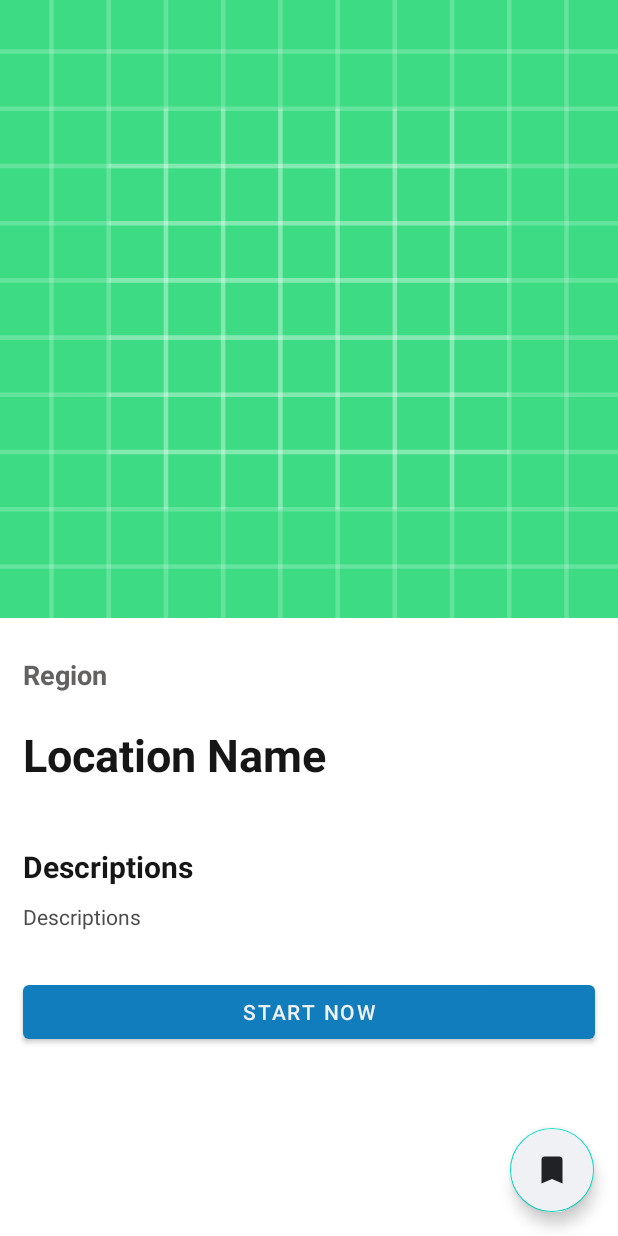
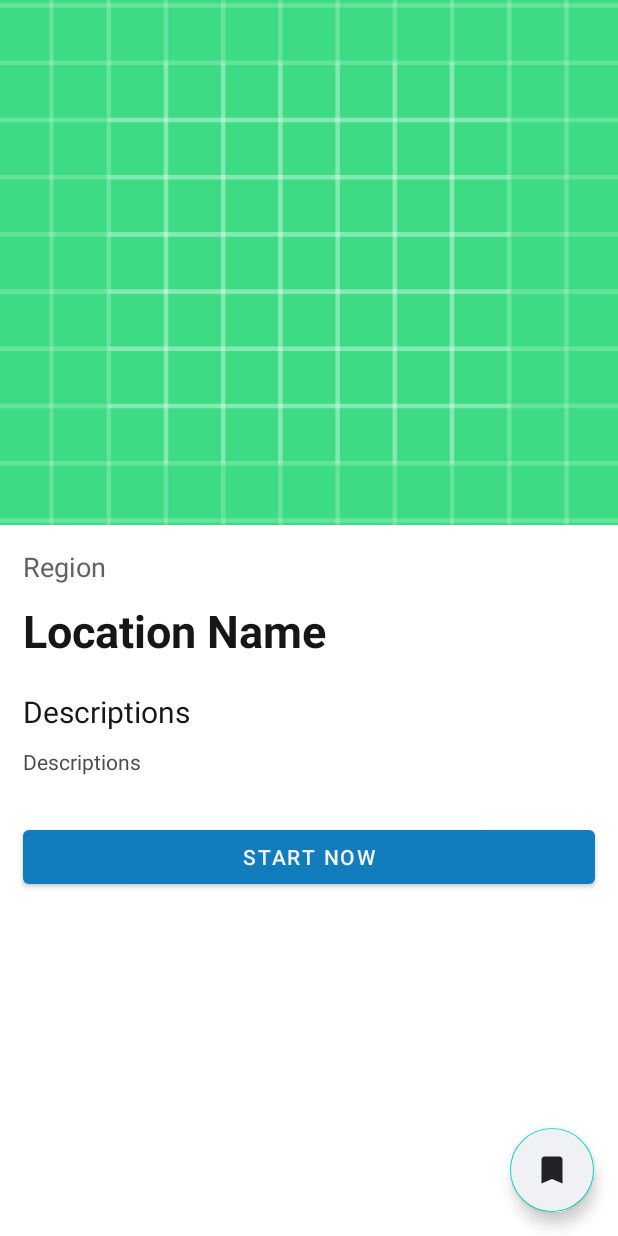
Before and after one commit to priskilladrn/TourIn, an Android app: the DetailActivity screen opened directly, with no data from a screen before it, on a phone screen of 412 x 824 dp. Run offline under Robolectric (Android 15) with nearby library versions, the light colour scheme and no system bars; our stand-ins replace Firebase (no records; nobody signed in at launch, a user with empty details on screens opened directly); pictures from the network do not load.

Commit message:
rapihin detail

```diff
--- a/app/src/main/res/layout/activity_detail.xml
+++ b/app/src/main/res/layout/activity_detail.xml
@@ -20,7 +20,7 @@
                 android:layout_width="fill_parent"
                 android:adjustViewBounds="true"
                 android:scaleType="centerCrop"
-                android:layout_height="wrap_content"
+                android:layout_height="350dp"
                 android:layout_gravity="center"
                 android:id="@+id/detailPic"
                 android:src="@drawable/ic_launcher_background"
@@ -32,11 +32,11 @@
                 android:layout_width="match_parent"
                 android:layout_height="wrap_content"
                 android:text="Region"
-                android:layout_marginTop="25dp"
+                android:layout_marginTop="15dp"
                 android:id="@+id/detailRegion"
                 android:textColor="#646161"
-                android:textStyle="bold"
-                android:layout_marginBottom="15dp"
+                android:textFontWeight="7"
+                android:layout_marginBottom="10dp"
                 android:textSize="18dp"
                 />
 
@@ -46,11 +46,10 @@
                 android:layout_width="match_parent"
                 android:layout_height="wrap_content"
                 android:text="Location Name"
-                android:layout_marginTop="5dp"
                 android:id="@+id/detailName"
                 android:textColor="#161616"
                 android:textStyle="bold"
-                android:layout_marginBottom="15dp"
+                android:layout_marginBottom="20dp"
                 android:textSize="30dp"
                 />
 
@@ -61,9 +60,8 @@
                 android:layout_height="wrap_content"
                 android:text="Descriptions"
                 android:textSize="20dp"
-                android:layout_marginTop="25dp"
+                android:textFontWeight="5"
                 android:textColor="#161616"
-                android:textStyle="bold"
                 />
             <TextView
                 android:paddingLeft="15dp"
@@ -74,6 +72,7 @@
                 android:textColor="#4D4C4C"
                 android:justificationMode="inter_word"
                 android:id="@+id/detailDescription"
+                android:textFontWeight="4"
                 android:text="Descriptions"/>
 
             <Button
```
